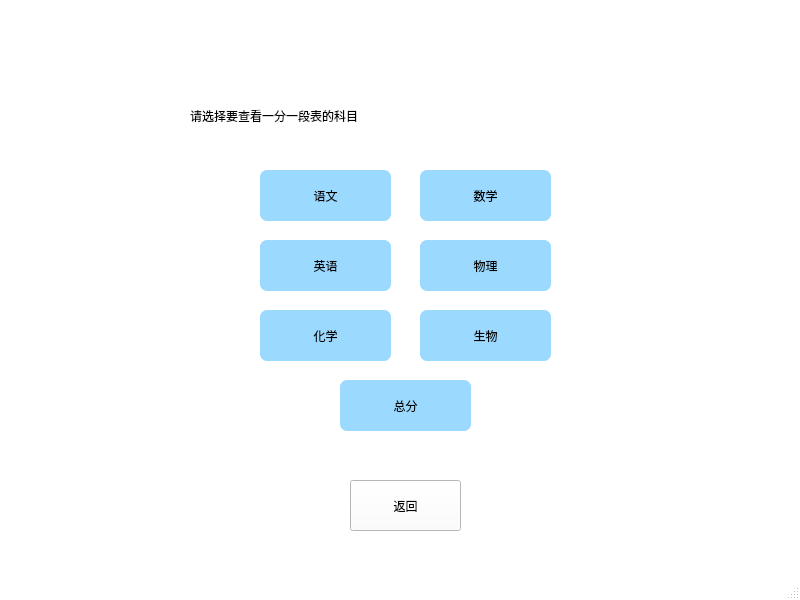
Before: the Qt Designer form CODE/total_score.ui in lensans/-, drawn with Qt 5.
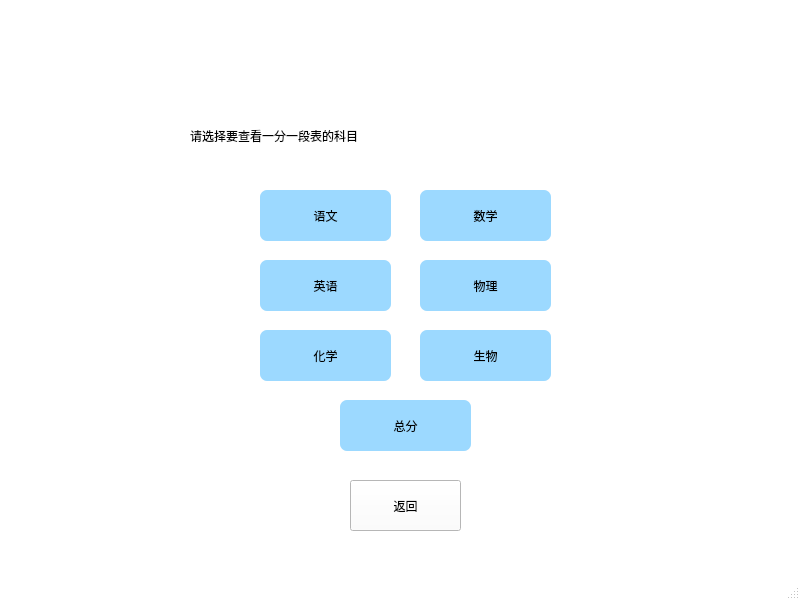
After: the same form once the commit is applied. Icons and pictures are not drawn.

Diff of the .ui file:
```diff
--- a/CODE/total_score.ui
+++ b/CODE/total_score.ui
@@ -27,7 +27,7 @@
     <property name="geometry">
      <rect>
       <x>420</x>
-      <y>170</y>
+      <y>190</y>
       <width>131</width>
       <height>51</height>
      </rect>
@@ -59,7 +59,7 @@
     <property name="geometry">
      <rect>
       <x>420</x>
-      <y>240</y>
+      <y>260</y>
       <width>131</width>
       <height>51</height>
      </rect>
@@ -90,7 +90,7 @@
     <property name="geometry">
      <rect>
       <x>190</x>
-      <y>90</y>
+      <y>110</y>
       <width>451</width>
       <height>51</height>
      </rect>
@@ -108,7 +108,7 @@
     <property name="geometry">
      <rect>
       <x>260</x>
-      <y>240</y>
+      <y>260</y>
       <width>131</width>
       <height>51</height>
      </rect>
@@ -140,7 +140,7 @@
     <property name="geometry">
      <rect>
       <x>260</x>
-      <y>170</y>
+      <y>190</y>
       <width>131</width>
       <height>51</height>
      </rect>
@@ -171,7 +171,7 @@
     <property name="geometry">
      <rect>
       <x>420</x>
-      <y>310</y>
+      <y>330</y>
       <width>131</width>
       <height>51</height>
      </rect>
@@ -202,7 +202,7 @@
     <property name="geometry">
      <rect>
       <x>340</x>
-      <y>380</y>
+      <y>400</y>
       <width>131</width>
       <height>51</height>
      </rect>
@@ -262,7 +262,7 @@
     <property name="geometry">
      <rect>
       <x>260</x>
-      <y>310</y>
+      <y>330</y>
       <width>131</width>
       <height>51</height>
      </rect>
```
